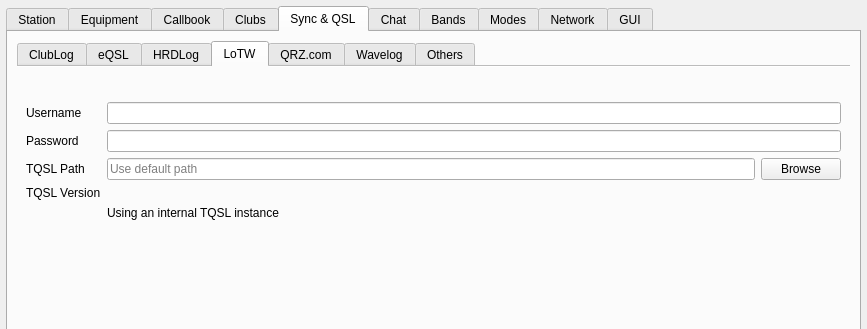
Before: the Qt Designer form ui/SettingsDialog.ui in dawkagaming/QLog, drawn with Qt 5; both pictures show x 0 to 867 and y 0 to 329 of the 867 by 821 pixel window.
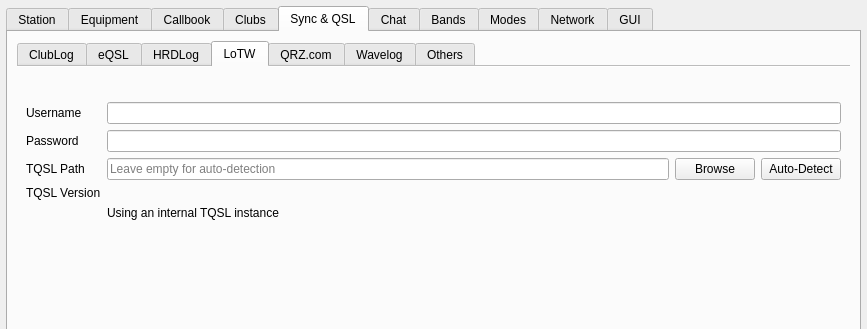
After: the same form once the commit is applied. The open tabs and pages were chosen to show the change. Icons and pictures are not drawn. Custom widgets are drawn as their Qt base class.

Commit message: Settings: TQSL autodetect, UploadQSO: added TQSL Station Location

The edit to the form file:
```diff
--- a/ui/SettingsDialog.ui
+++ b/ui/SettingsDialog.ui
@@ -3799,16 +3799,22 @@
             <layout class="QHBoxLayout" name="horizontalLayout">
              <item>
               <widget class="QLineEdit" name="tqslPathEdit">
-               <property name="readOnly">
-                <bool>true</bool>
-               </property>
                <property name="placeholderText">
-                <string>Use default path</string>
+                <string>Leave empty for auto-detection</string>
+               </property>
+               <property name="clearButtonEnabled">
+                <bool>true</bool>
                </property>
               </widget>
              </item>
              <item>
               <widget class="QPushButton" name="tqslPathButton">
+               <property name="sizePolicy">
+                <sizepolicy hsizetype="Minimum" vsizetype="Preferred">
+                 <horstretch>0</horstretch>
+                 <verstretch>0</verstretch>
+                </sizepolicy>
+               </property>
                <property name="text">
                 <string>Browse</string>
                </property>
@@ -3818,6 +3824,22 @@
                </property>
               </widget>
              </item>
+             <item>
+              <widget class="QPushButton" name="tqslAutoButton">
+               <property name="sizePolicy">
+                <sizepolicy hsizetype="Preferred" vsizetype="Fixed">
+                 <horstretch>0</horstretch>
+                 <verstretch>0</verstretch>
+                </sizepolicy>
+               </property>
+               <property name="toolTip">
+                <string>Auto-detect TQSL path</string>
+               </property>
+               <property name="text">
+                <string>Auto-Detect</string>
+               </property>
+              </widget>
+             </item>
             </layout>
            </item>
            <item row="0" column="1">
```
Left out of the diff: 18 changed lines with no effect on the pictures. The commit also changes 10 other files.
